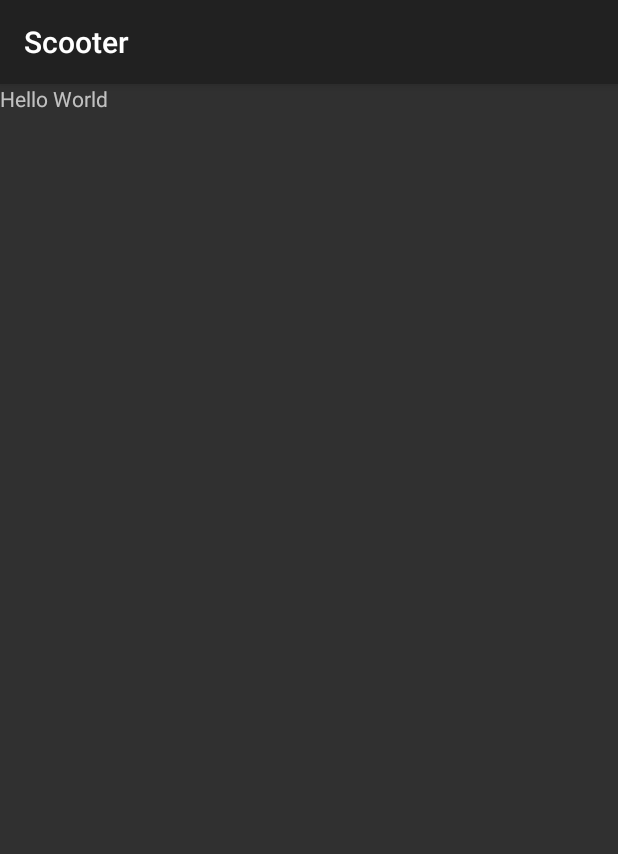
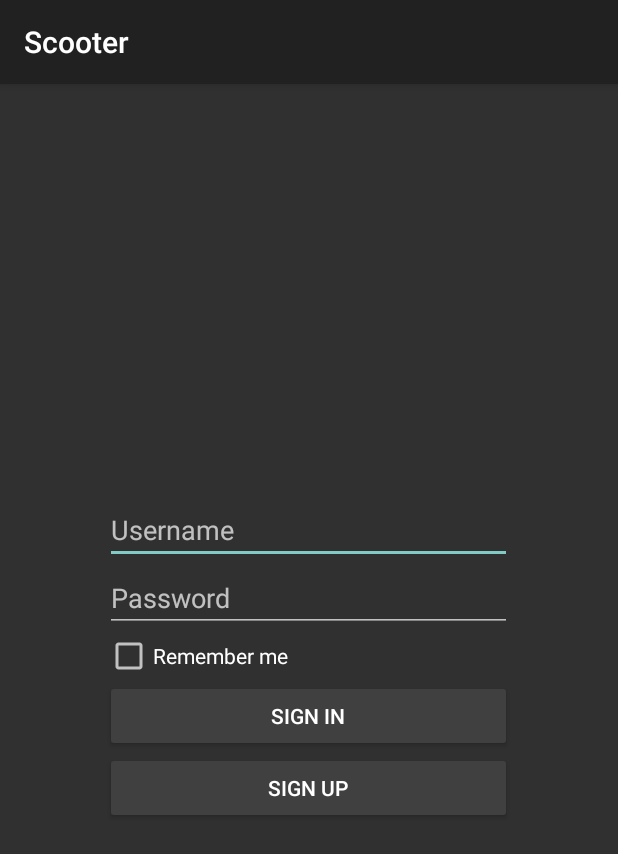
Before and after one commit to moevm/adfmp1h23-scooter, an Android app: the screen it shows after launch (MainActivity), on a phone screen of 412 x 824 dp. Shown: the top 854 px of the screen. Run offline under Robolectric (Android 15) with nearby library versions, the phone set to English and light mode, and no system bars.

Commit message:
login activity added

```diff
--- a/app/src/main/res/layout/activity_main.xml
+++ b/app/src/main/res/layout/activity_main.xml
@@ -1,16 +1,57 @@
 <?xml version="1.0" encoding="utf-8"?>
-<RelativeLayout xmlns:android="http://schemas.android.com/apk/res/android"
-    xmlns:app="http://schemas.android.com/apk/res-auto"
-    xmlns:tools="http://schemas.android.com/tools"
+<FrameLayout xmlns:android="http://schemas.android.com/apk/res/android"
     android:layout_width="match_parent"
-    android:layout_height="match_parent"
-    tools:context=".MainActivity">
+    android:layout_height="match_parent">
 
-    <TextView
-        android:id="@+id/textView"
-        android:layout_width="312dp"
-        android:layout_height="135dp"
-        android:text="@string/hello_world"
-        tools:layout_centerVertical="true"
-        tools:layout_centerHorizontal="true" />
-</RelativeLayout>
+    <LinearLayout
+        android:layout_width="271dp"
+        android:layout_height="wrap_content"
+        android:layout_gravity="center"
+        android:gravity="center"
+        android:orientation="vertical">
+
+        <EditText
+            android:id="@+id/username_edittext"
+            android:layout_width="match_parent"
+            android:layout_height="wrap_content"
+            android:hint="Username" />
+
+        <EditText
+            android:id="@+id/password_edittext"
+            android:layout_width="match_parent"
+            android:layout_height="wrap_content"
+            android:hint="Password"
+            android:inputType="textPassword" />
+
+        <CheckBox
+            android:id="@+id/remember_checkbox"
+            android:layout_width="271dp"
+            android:layout_height="wrap_content"
+            android:text="Remember me" />
+
+        <LinearLayout
+            android:layout_width="match_parent"
+            android:layout_height="match_parent"
+            android:orientation="vertical">
+
+            <Button
+                android:id="@+id/signin_button"
+                android:layout_width="match_parent"
+                android:layout_height="wrap_content"
+                android:backgroundTint="#404040"
+                android:text="Sign In"
+                android:textColor="@color/white" />
+
+            <Button
+                android:id="@+id/signup_button"
+                android:layout_width="match_parent"
+                android:layout_height="wrap_content"
+                android:backgroundTint="#404040"
+                android:text="Sign Up"
+                android:textColor="@color/white" />
+
+        </LinearLayout>
+
+    </LinearLayout>
+
+</FrameLayout>
--- a/app/src/main/res/values/strings.xml
+++ b/app/src/main/res/values/strings.xml
@@ -1,4 +1,6 @@
 <resources>
     <string name="app_name">Scooter</string>
     <string name="hello_world">Hello World</string>
+    <string name="sign_in">Sign in</string>
+    <string name="remember_me">Remember me</string>
 </resources>
```
